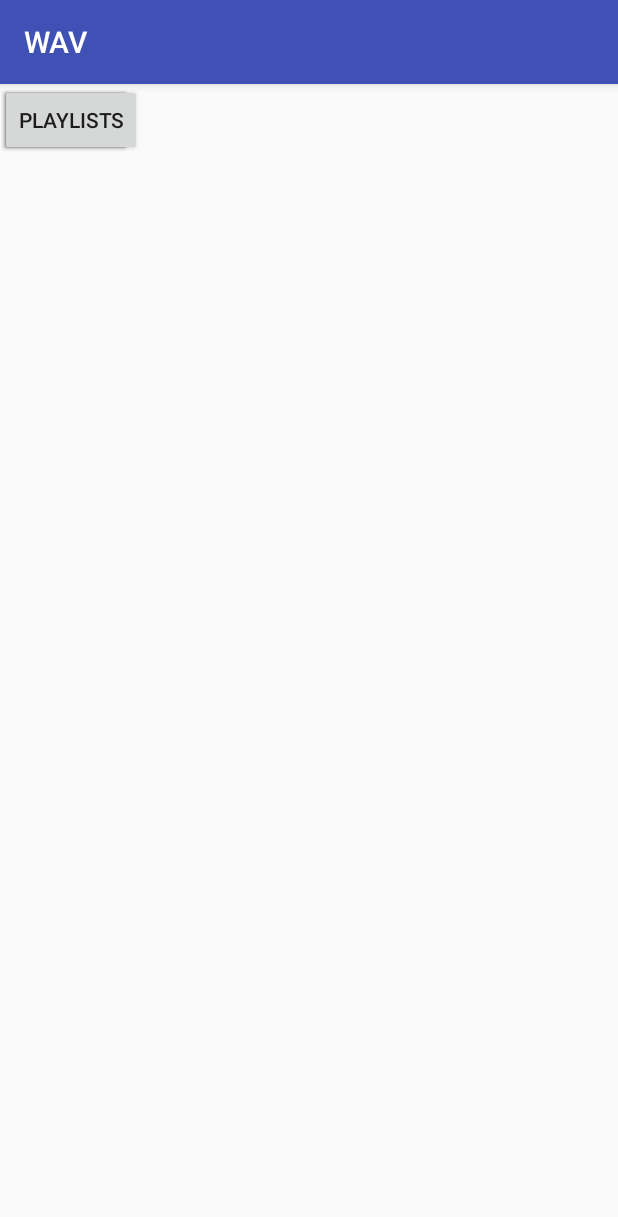
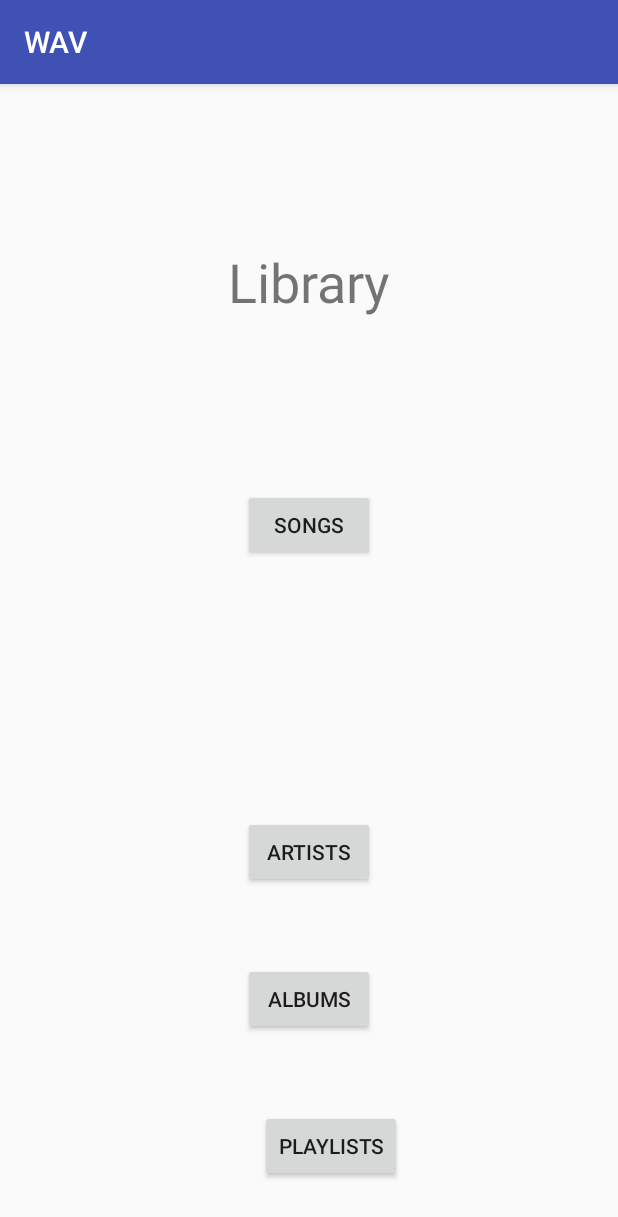
Before and after one commit to edwardvuong/WAV, an Android app: the Library screen opened directly, with no data from a screen before it, on a phone screen of 412 x 824 dp. Shown: the top 1217 px of the screen. Run offline under Robolectric (Android 15) with nearby library versions, the phone set to English and light mode, and no system bars.

Commit message:
Added UI components to library

```diff
--- a/app/src/main/res/layout/activity_library.xml
+++ b/app/src/main/res/layout/activity_library.xml
@@ -10,31 +10,76 @@
         android:id="@+id/songs"
         android:layout_width="wrap_content"
         android:layout_height="wrap_content"
+        android:layout_marginBottom="50dp"
+        android:layout_marginEnd="148dp"
+        android:layout_marginLeft="148dp"
+        android:layout_marginRight="148dp"
+        android:layout_marginStart="148dp"
+        android:layout_marginTop="150dp"
         android:text="Songs"
-        tools:layout_editor_absoluteX="148dp"
-        tools:layout_editor_absoluteY="116dp" />
+        app:layout_constraintBottom_toTopOf="@+id/artists"
+        app:layout_constraintEnd_toEndOf="parent"
+        app:layout_constraintStart_toStartOf="parent"
+        app:layout_constraintTop_toTopOf="parent" />
 
     <Button
         android:id="@+id/artists"
         android:layout_width="wrap_content"
         android:layout_height="wrap_content"
+        android:layout_marginBottom="50dp"
+        android:layout_marginEnd="148dp"
+        android:layout_marginLeft="148dp"
+        android:layout_marginRight="148dp"
+        android:layout_marginStart="148dp"
         android:text="Artists"
-        tools:layout_editor_absoluteX="148dp"
-        tools:layout_editor_absoluteY="197dp" />
+        app:layout_constraintBottom_toTopOf="@+id/albums"
+        app:layout_constraintEnd_toEndOf="parent"
+        app:layout_constraintStart_toStartOf="parent" />
 
     <Button
         android:id="@+id/albums"
         android:layout_width="wrap_content"
         android:layout_height="wrap_content"
+        android:layout_marginBottom="50dp"
+        android:layout_marginEnd="148dp"
+        android:layout_marginLeft="148dp"
+        android:layout_marginRight="148dp"
+        android:layout_marginStart="148dp"
         android:text="Albums"
-        tools:layout_editor_absoluteX="148dp"
-        tools:layout_editor_absoluteY="274dp" />
+        app:layout_constraintBottom_toTopOf="@+id/playlists"
+        app:layout_constraintEnd_toEndOf="parent"
+        app:layout_constraintStart_toStartOf="parent" />
 
     <Button
         android:id="@+id/playlists"
         android:layout_width="wrap_content"
         android:layout_height="wrap_content"
+        android:layout_marginBottom="36dp"
+        android:layout_marginEnd="144dp"
+        android:layout_marginLeft="144dp"
+        android:layout_marginRight="144dp"
+        android:layout_marginStart="144dp"
         android:text="Playlists"
-        tools:layout_editor_absoluteX="144dp"
-        tools:layout_editor_absoluteY="352dp" />
+        app:layout_constraintBottom_toBottomOf="parent"
+        app:layout_constraintEnd_toEndOf="parent"
+        app:layout_constraintHorizontal_bias="1.0"
+        app:layout_constraintStart_toStartOf="parent" />
+
+    <TextView
+        android:id="@+id/library"
+        android:layout_width="wrap_content"
+        android:layout_height="wrap_content"
+        android:layout_marginBottom="51dp"
+        android:layout_marginEnd="137dp"
+        android:layout_marginLeft="137dp"
+        android:layout_marginRight="137dp"
+        android:layout_marginStart="137dp"
+        android:layout_marginTop="44dp"
+        android:text="Library"
+        android:textSize="36sp"
+        app:layout_constraintBottom_toTopOf="@+id/songs"
+        app:layout_constraintEnd_toEndOf="parent"
+        app:layout_constraintStart_toStartOf="parent"
+        app:layout_constraintTop_toTopOf="parent"
+        tools:text="Library" />
 </android.support.constraint.ConstraintLayout>
```
